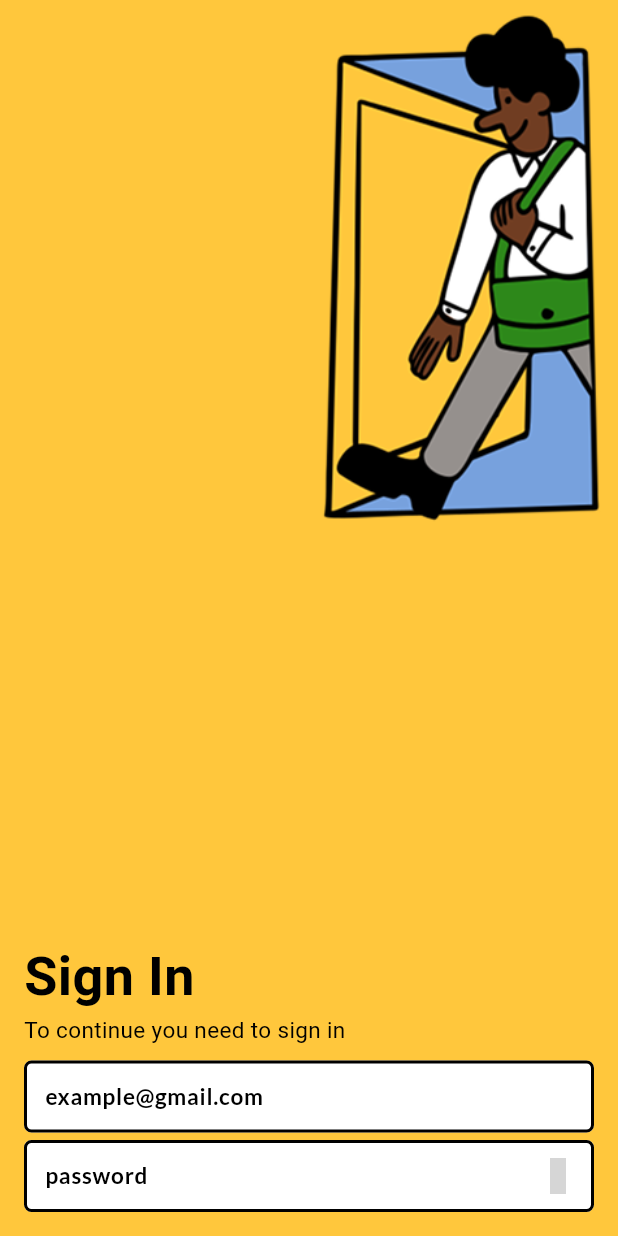
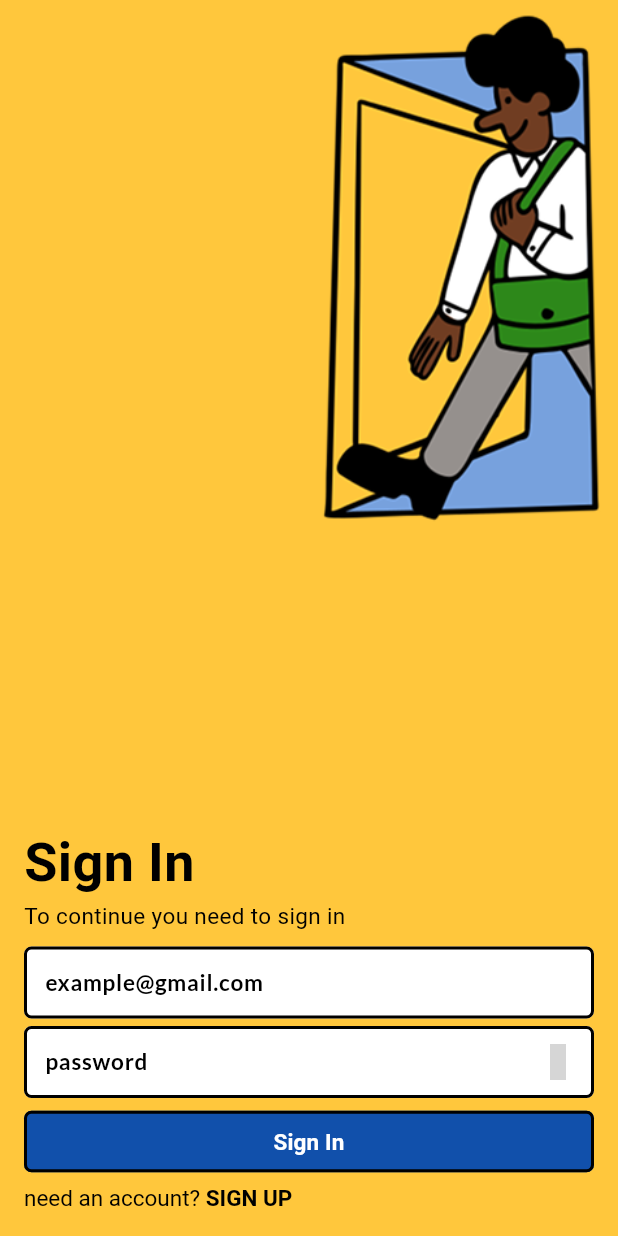
Before and after one commit to JunubiLabs/nilean, a Flutter app: the screen it shows after launch, after a tap on "Continue with Email", on a phone screen of 412 x 824 dp. Run offline on Flutter 3.47's test engine with Material 3 defaults, Android fonts, the phone set to English and light mode, and no system bars; our stand-ins replace firebase_auth, firebase_core, flutter_animate, flutter_bloc, google_fonts, hexcolor and 1 more; accounts and stored records are empty; generated files the repository leaves out were written again; Roboto replaces fonts that are missing (Kanit); grey boxes are pictures that could not be loaded.

Commit message:
Add blue button to SigninPage and enhance button styles in AppButtons widget

```diff
--- a/lib/ui/pages/signin_page.dart
+++ b/lib/ui/pages/signin_page.dart
@@ -1,8 +1,10 @@
 import 'package:buai/blocs/auth/auth_bloc.dart';
 import 'package:buai/blocs/auth/auth_state.dart';
+import 'package:buai/ui/widgets/app_buttons.dart';
 import 'package:buai/utils/colors.dart';
 import 'package:buai/utils/input_themes.dart';
 import 'package:buai/utils/input_validator.dart';
+import 'package:flutter/gestures.dart';
 import 'package:flutter/material.dart';
 import 'package:flutter_bloc/flutter_bloc.dart';
 import 'package:google_fonts/google_fonts.dart';
@@ -120,9 +122,48 @@ class _SigninPageState extends State<SigninPage> {
                                   isObsecure,
                                 ),
                               ),
+                              const SizedBox(height: 5),
+                              AppButtons.blueButton(
+                                onPressed: () {},
+                                child: SizedBox(
+                                  width: double.maxFinite,
+                                  child: Text(
+                                    "Sign In",
+                                    style: GoogleFonts.kanit(
+                                      fontSize: 15,
+                                      fontWeight: FontWeight.bold,
+                                    ),
+                                    textAlign: TextAlign.center,
+                                  ),
+                                ),
+                              ),
                             ],
                           ),
-                        )
+                        ),
+                        const SizedBox(height: 5),
+                        RichText(
+                          text: TextSpan(
+                              text: "need an account?",
+                              style: GoogleFonts.kanit(
+                                fontSize: 15,
+                                color: Colors.black,
+                              ),
+                              children: [
+                                TextSpan(
+                                  recognizer: TapGestureRecognizer()
+                                    ..onTap = () {
+                                      Navigator.of(context)
+                                          .pushNamed('/signup');
+                                    },
+                                  text: " SIGN UP",
+                                  style: GoogleFonts.kanit(
+                                    fontSize: 15,
+                                    color: Colors.black,
+                                    fontWeight: FontWeight.bold,
+                                  ),
+                                )
+                              ]),
+                        ),
                       ],
                     ),
                   ),
--- a/lib/ui/widgets/app_buttons.dart
+++ b/lib/ui/widgets/app_buttons.dart
@@ -1,3 +1,4 @@
+import 'package:buai/utils/colors.dart';
 import 'package:flutter/material.dart';
 import 'package:iconsax_plus/iconsax_plus.dart';
 
@@ -15,7 +16,8 @@ class AppButtons {
           vertical: 10,
         ),
         shape: RoundedRectangleBorder(
-          borderRadius: BorderRadius.circular(8),
+          borderRadius: BorderRadius.circular(5),
+          side: const BorderSide(color: Colors.black, width: 2),
         ),
       ),
       child: child,
@@ -34,8 +36,8 @@ class AppButtons {
         padding: const EdgeInsets.all(5),
         decoration: BoxDecoration(
           color: Theme.of(context).colorScheme.primary,
-          borderRadius: BorderRadius.circular(8),
-          border: Border.all(color: Colors.grey, width: 1),
+          borderRadius: BorderRadius.circular(5),
+          border: Border.all(color: Colors.black, width: 2),
         ),
         child: const Icon(
           IconsaxPlusLinear.arrow_left,
@@ -44,4 +46,25 @@ class AppButtons {
       ),
     );
   }
+
+  static Widget blueButton({
+    required VoidCallback onPressed,
+    required Widget child,
+  }) {
+    return TextButton(
+      onPressed: onPressed,
+      style: TextButton.styleFrom(
+        backgroundColor: AppColors.secondaryBlue,
+        padding: const EdgeInsets.symmetric(
+          horizontal: 20,
+          vertical: 10,
+        ),
+        shape: RoundedRectangleBorder(
+          borderRadius: BorderRadius.circular(5),
+          side: const BorderSide(color: Colors.black, width: 2),
+        ),
+      ),
+      child: child,
+    );
+  }
 }
```
